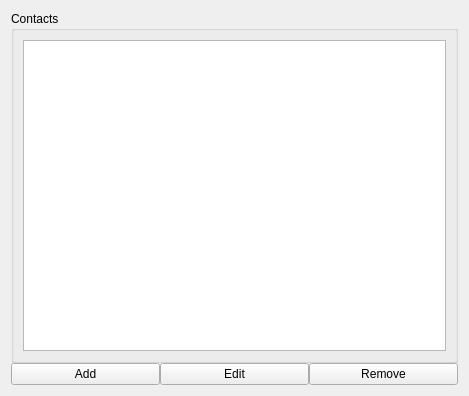
The window that windows/contacts.ui (mwcproject/mwc-qt-wallet) describes before a commit, drawn with Qt 5.
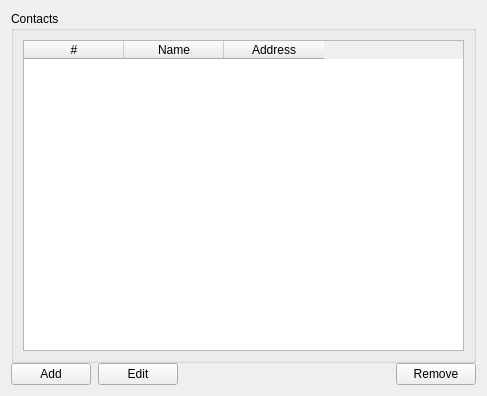
The same window after the commit.

Diff of the .ui file:
```diff
--- a/windows/contacts.ui
+++ b/windows/contacts.ui
@@ -6,7 +6,7 @@
    <rect>
     <x>0</x>
     <y>0</y>
-    <width>469</width>
+    <width>487</width>
     <height>396</height>
    </rect>
   </property>
@@ -24,13 +24,32 @@
      </property>
      <layout class="QVBoxLayout" name="verticalLayout">
       <item>
-       <widget class="QListWidget" name="listWidget"/>
+       <widget class="QTableWidget" name="contactsTable">
+        <column>
+         <property name="text">
+          <string>#</string>
+         </property>
+        </column>
+        <column>
+         <property name="text">
+          <string>Name</string>
+         </property>
+        </column>
+        <column>
+         <property name="text">
+          <string>Address</string>
+         </property>
+        </column>
+       </widget>
       </item>
      </layout>
     </widget>
    </item>
    <item>
     <layout class="QHBoxLayout" name="horizontalLayout">
+     <property name="spacing">
+      <number>7</number>
+     </property>
      <item>
       <widget class="QPushButton" name="addButton">
        <property name="text">
@@ -45,6 +64,22 @@
        </property>
       </widget>
      </item>
+     <item>
+      <spacer name="horizontalSpacer">
+       <property name="orientation">
+        <enum>Qt::Horizontal</enum>
+       </property>
+       <property name="sizeType">
+        <enum>QSizePolicy::Expanding</enum>
+       </property>
+       <property name="sizeHint" stdset="0">
+        <size>
+         <width>40</width>
+         <height>20</height>
+        </size>
+       </property>
+      </spacer>
+     </item>
      <item>
       <widget class="QPushButton" name="removeButton">
        <property name="text">
```
